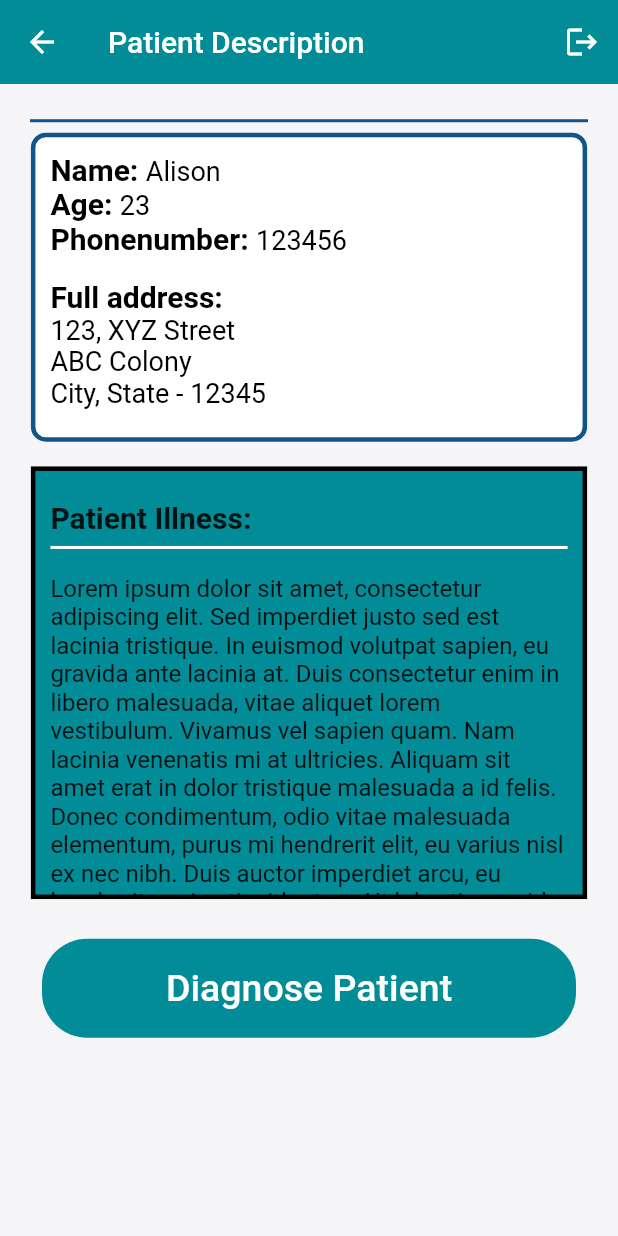
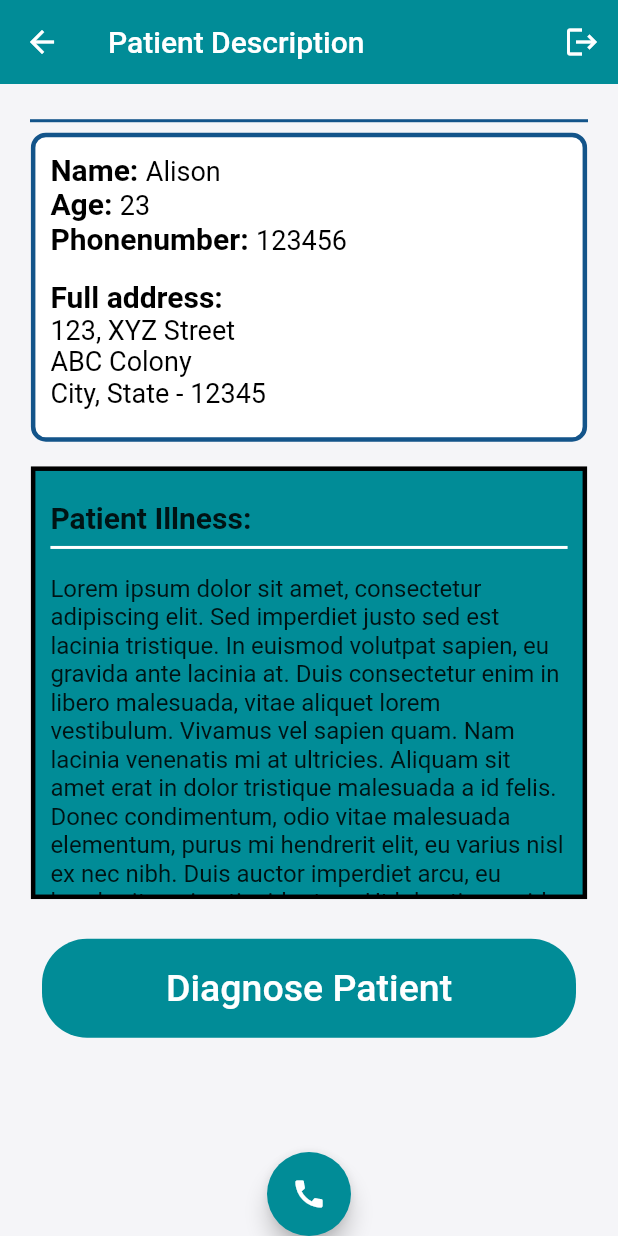
Before and after one commit to Utk98/medicalapp, a Flutter app: the PatientDescScreen screen opened directly, on a phone screen of 412 x 824 dp. Run offline on Flutter 3.47's test engine with Material 2 defaults, Android fonts, the phone set to English and light mode, and no system bars; missing offline and left inert: searchbar_animation, zego_uikit_prebuilt_call.

```diff
--- a/lib/screens/doctor/authscreenP.dart
+++ b/lib/screens/doctor/authscreenP.dart
@@ -42,7 +42,7 @@ class _AuthScreenStateD extends State<AuthScreenD> {
             ),
             child: Column(
               children: [
-                SizedBox(height: size.height * 0.07),
+                SizedBox(height: size.height * 0.04  ),
                 Image.asset(
                   'assets/images/steth.png',
                   scale: 30,
@@ -62,7 +62,7 @@ class _AuthScreenStateD extends State<AuthScreenD> {
                           'Sign In',
                           style: TextStyle(
                             color: Colors.white,
-                            fontSize: 20,
+                            fontSize: 18,
                           ),
                         ),
                       ),
--- a/lib/screens/doctor/patient_descriptionscreen.dart
+++ b/lib/screens/doctor/patient_descriptionscreen.dart
@@ -1,8 +1,13 @@
+// import 'package:android/screens/doctor/prescription_screen.dart';
 import 'package:android/screens/doctor/prescription_screen.dart';
 import 'package:flutter/material.dart';
+import 'package:zego_uikit_prebuilt_call/zego_uikit_prebuilt_call.dart';
+// import 'package:untitled2/screens/doctor/call.dart';
+// import 'package:untitled2/screens/doctor/prescription_screen.dart';
 
 import '../../widgets/custombutton.dart';
 import 'authscreenP.dart';
+import 'callpage.dart';
 // import 'package:homedix/screens/doctor/authscreenP.dart';
 // import 'package:homedix/screens/doctor/prescription_screen.dart';
 // import 'package:homedix/widgets/custombutton.dart';
@@ -14,7 +19,11 @@ class PatientDescScreen extends StatelessWidget {
   @override
   Widget build(BuildContext context) {
     Size size = MediaQuery.of(context).size;
-    return Scaffold(
+    return CustomScrollView(
+        slivers: [
+          SliverFillRemaining(
+              hasScrollBody: false,
+              child: Scaffold(
                 backgroundColor: const Color(0xFFF5F5F8),
                 appBar: AppBar(
                   title: const Text('Patient Description'),
@@ -206,10 +215,25 @@ class PatientDescScreen extends StatelessWidget {
                         size: size,
                         screen: const PrescriptionScreen(),
                         text: 'Diagnose Patient',
-            )
+                      ),
                     ],
                   ),
+
                 ),
+                floatingActionButtonLocation: FloatingActionButtonLocation.centerDocked,
+                floatingActionButton: FloatingActionButton(
+                  // isExtended: true,
+                  child: Icon(Icons.call),
+                  backgroundColor: const Color(0xFF018C97),
+                  onPressed: () {
+                    // const Call();
+                    CallPage(callID: '',);
+                  },
+                ),
+              )
+          ),
+
+        ]
     );
   }
 }
--- a/lib/screens/patient/authscreenP.dart
+++ b/lib/screens/patient/authscreenP.dart
@@ -35,13 +35,13 @@ class _AuthScreenStateP extends State<AuthScreenP> {
             decoration: const BoxDecoration(
               color: Color(0xFF13548A),
               borderRadius: BorderRadius.only(
-                bottomLeft: Radius.circular(35),
+                  bottomLeft: Radius.circular(35),
                 bottomRight: Radius.circular(35),
               ),
             ),
             child: Column(
               children: [
-                SizedBox(height: size.height * 0.07),
+                SizedBox(height: size.height * 0.09),
                 Image.asset(
                   'assets/images/steth.png',
                   scale: 30,
--- a/pubspec.yaml
+++ b/pubspec.yaml
@@ -39,6 +39,7 @@ dependencies:
   searchbar_animation: ^0.0.4
   image_picker: ^1.0.1
   toggle_switch: ^2.1.0
+  zego_uikit_prebuilt_call: ^3.10.6
 
 dev_dependencies:
   flutter_test:
```
Also changed, not shown: lib/screens/doctor/callpage.dart (added, +23 -0 lines), pubspec.lock, 5 other files. Lines whose indentation alone changed are shown as unchanged.
